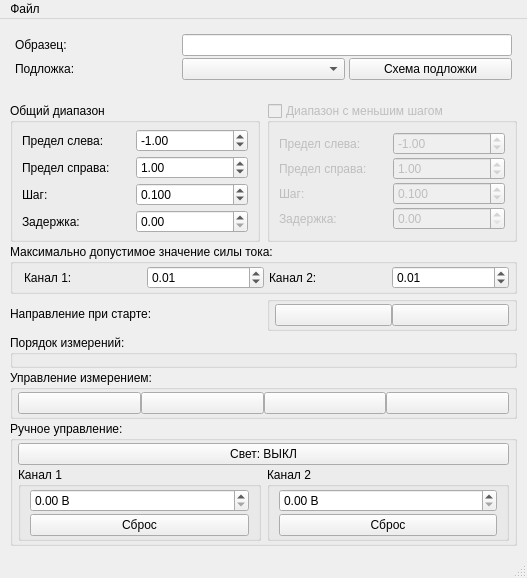
Old version of the form design.ui in the repository Danep1/MIPT-VAC-GUI.
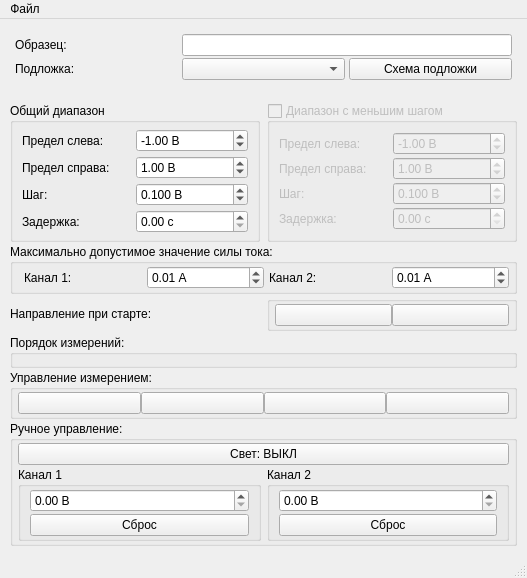
New version of the form. Icons and pictures are not drawn.

What changed in the file:
```diff
--- a/design.ui
+++ b/design.ui
@@ -47,6 +47,9 @@
     </property>
     <item>
      <widget class="QSplitter" name="main_splitter">
+      <property name="orientation">
+       <enum>Qt::Orientation::Horizontal</enum>
+      </property>
       <widget class="QWidget" name="control_panel_widget" native="true">
        <layout class="QVBoxLayout" name="verticalLayout">
         <property name="spacing">
@@ -219,6 +222,9 @@
               </property>
               <item row="3" column="1">
                <widget class="QDoubleSpinBox" name="delay_spin">
+                <property name="suffix">
+                 <string> с</string>
+                </property>
                 <property name="maximum">
                  <double>30.000000000000000</double>
                 </property>
@@ -236,6 +242,9 @@
               </item>
               <item row="2" column="1">
                <widget class="QDoubleSpinBox" name="step_spin">
+                <property name="suffix">
+                 <string> В</string>
+                </property>
                 <property name="decimals">
                  <number>3</number>
                 </property>
@@ -278,6 +287,9 @@
                   <height>0</height>
                  </size>
                 </property>
+                <property name="suffix">
+                 <string> В</string>
+                </property>
                 <property name="minimum">
                  <double>-20.000000000000000</double>
                 </property>
@@ -298,6 +310,9 @@
               </item>
               <item row="1" column="1">
                <widget class="QDoubleSpinBox" name="limit_right_spin">
+                <property name="suffix">
+                 <string> В</string>
+                </property>
                 <property name="minimum">
                  <double>-20.000000000000000</double>
                 </property>
@@ -359,6 +374,9 @@
                   <height>0</height>
                  </size>
                 </property>
+                <property name="suffix">
+                 <string> В</string>
+                </property>
                 <property name="minimum">
                  <double>-20.000000000000000</double>
                 </property>
@@ -372,6 +390,9 @@
               </item>
               <item row="4" column="3">
                <widget class="QDoubleSpinBox" name="delay_accurate_spin">
+                <property name="suffix">
+                 <string> с</string>
+                </property>
                 <property name="maximum">
                  <double>30.000000000000000</double>
                 </property>
@@ -382,6 +403,9 @@
               </item>
               <item row="1" column="3">
                <widget class="QDoubleSpinBox" name="limit_right_accurate_spin">
+                <property name="suffix">
+                 <string> В</string>
+                </property>
                 <property name="minimum">
                  <double>-20.000000000000000</double>
                 </property>
@@ -395,6 +419,9 @@
               </item>
               <item row="2" column="3">
                <widget class="QDoubleSpinBox" name="step_accurate_spin">
+                <property name="suffix">
+                 <string> В</string>
+                </property>
                 <property name="decimals">
                  <number>3</number>
                 </property>
@@ -475,6 +502,9 @@
               </item>
               <item row="0" column="1">
                <widget class="QDoubleSpinBox" name="max_current_1_spin">
+                <property name="suffix">
+                 <string> А</string>
+                </property>
                 <property name="maximum">
                  <double>5.000000000000000</double>
                 </property>
@@ -485,6 +515,9 @@
               </item>
               <item row="0" column="3">
                <widget class="QDoubleSpinBox" name="max_current_2_spin">
+                <property name="suffix">
+                 <string> А</string>
+                </property>
                 <property name="maximum">
                  <double>5.000000000000000</double>
                 </property>
```
Left out of the diff: 14 changed lines with no effect on the pictures.
